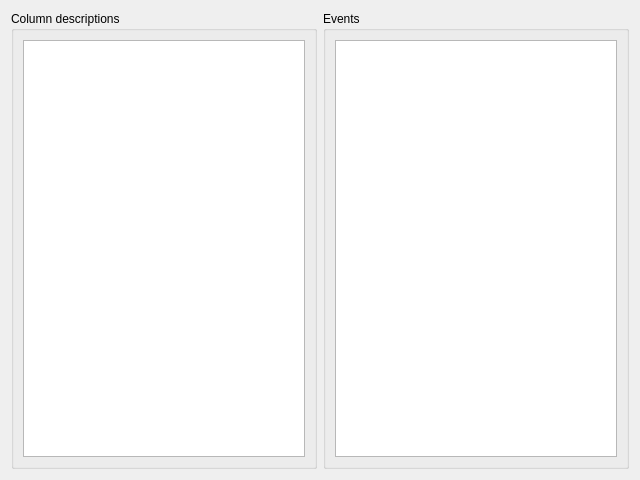
The window that src/main/resources/base/ui/EventsTabWidget.ui (sstucker/EventsTool) describes before a commit, drawn with Qt 5.
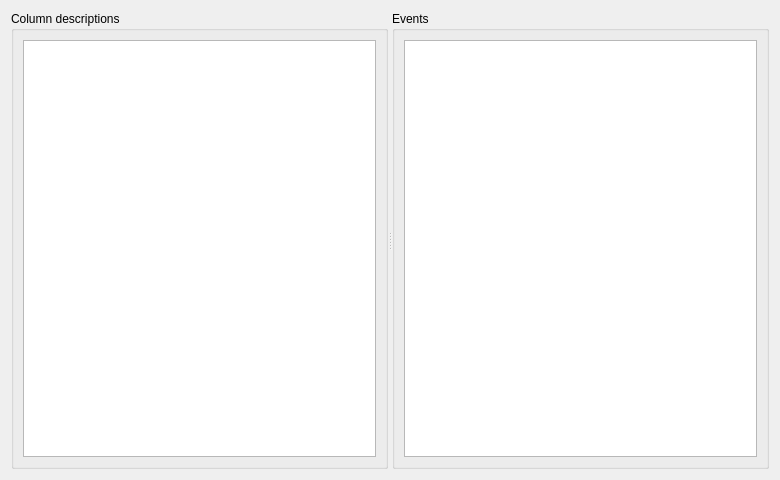
The same window after the commit.

Patch:
```diff
--- a/src/main/resources/base/ui/EventsTabWidget.ui
+++ b/src/main/resources/base/ui/EventsTabWidget.ui
@@ -6,7 +6,7 @@
    <rect>
     <x>0</x>
     <y>0</y>
-    <width>640</width>
+    <width>780</width>
     <height>480</height>
    </rect>
   </property>
@@ -17,23 +17,14 @@
    <string>Form</string>
   </property>
   <layout class="QGridLayout" name="gridLayout_3">
-   <item row="1" column="1">
-    <widget class="QGroupBox" name="groupBoxEvents">
-     <property name="title">
-      <string>Events</string>
-     </property>
-     <layout class="QGridLayout" name="gridLayout_2">
       <item row="0" column="0">
-       <widget class="QTableWidget" name="tableViewEvents">
-        <property name="alternatingRowColors">
-         <bool>true</bool>
-        </property>
-       </widget>
-      </item>
-     </layout>
-    </widget>
-   </item>
-   <item row="1" column="0">
+    <widget class="QSplitter" name="splitter">
+     <property name="orientation">
+      <enum>Qt::Horizontal</enum>
+     </property>
+     <widget class="QWidget" name="horizontalLayoutWidget">
+      <layout class="QHBoxLayout" name="layoutLeft">
+       <item>
     <widget class="QGroupBox" name="groupBoxSidecar">
      <property name="title">
       <string>Column descriptions</string>
@@ -42,14 +33,38 @@
       <item row="0" column="0">
        <widget class="QTreeView" name="treeViewSidecar">
         <property name="wordWrap">
-         <bool>true</bool>
+             <bool>false</bool>
         </property>
         <property name="headerHidden">
+             <bool>false</bool>
+            </property>
+           </widget>
+          </item>
+         </layout>
+        </widget>
+       </item>
+      </layout>
+     </widget>
+     <widget class="QWidget" name="horizontalLayoutWidget_2">
+      <layout class="QHBoxLayout" name="layoutRight">
+       <item>
+        <widget class="QGroupBox" name="groupBoxEvents">
+         <property name="title">
+          <string>Events</string>
+         </property>
+         <layout class="QGridLayout" name="gridLayout_2">
+          <item row="0" column="0">
+           <widget class="QTableWidget" name="tableViewEvents">
+            <property name="alternatingRowColors">
          <bool>true</bool>
         </property>
        </widget>
       </item>
      </layout>
+        </widget>
+       </item>
+      </layout>
+     </widget>
     </widget>
    </item>
   </layout>
```
Left out of the diff: 6 changed lines with no effect on the pictures. Lines whose indentation alone changed are shown as unchanged.
